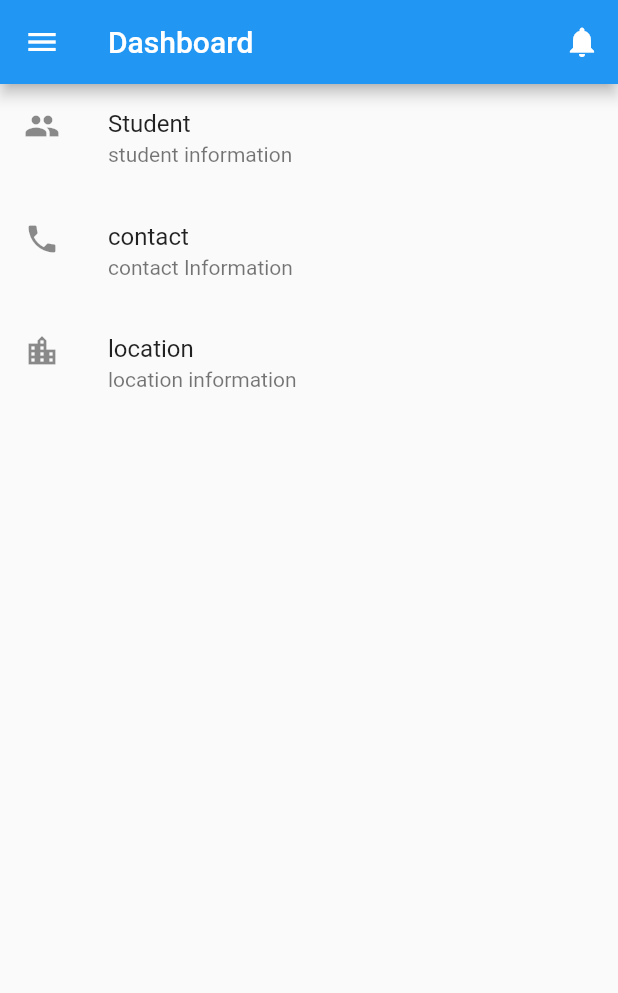
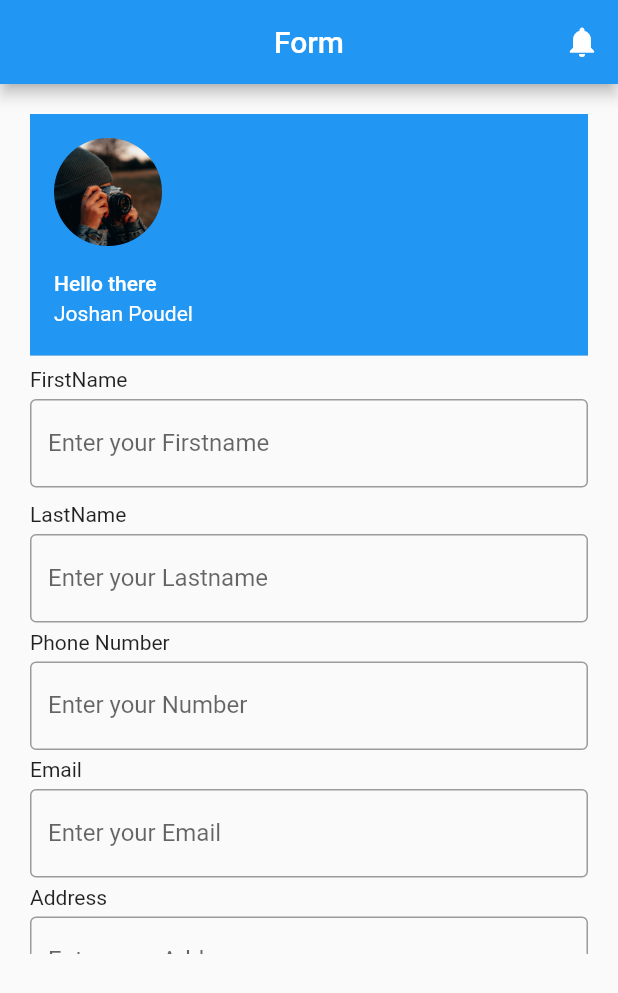
Before and after one commit to joshanpoudel/campus-connect-app, a Flutter app: the screen it shows after launch, on a phone screen of 412 x 824 dp. Shown: the top 993 px of the screen. Run offline on Flutter 3.47's test engine with Material 2 defaults, Android fonts, the phone set to English and light mode, and no system bars; our stand-ins replace hexcolor.

Commit message:
profile creation page added

```diff
--- /dev/null
+++ b/lib/Details.dart
@@ -0,0 +1,193 @@
+import 'package:flutter/material.dart';
+class Details extends StatefulWidget {
+  const Details({Key? key}) : super(key: key);
+
+  @override
+  State<Details> createState() => _DetailsState();
+}
+
+class _DetailsState extends State<Details> {
+  //create the controller
+  TextEditingController nameController = TextEditingController();
+  TextEditingController PhoneNumberController = TextEditingController();
+  TextEditingController AddressController = TextEditingController();
+
+  TextEditingController  DOBController = TextEditingController();
+
+  TextEditingController AcademicsController = TextEditingController();
+  TextEditingController GenderController = TextEditingController();
+  @override
+  Widget build(BuildContext context) {
+    return Scaffold(
+      appBar: AppBar(title: const Text("Form"),
+          actions: [
+            IconButton(icon: Icon(Icons.notifications), onPressed: () {},),
+
+          ],
+          centerTitle:true),
+      body: SingleChildScrollView(
+        child: SizedBox(
+          height: 600.0,
+          child: Container(
+
+            padding: const EdgeInsets.all(20.0),
+            child: ListView(
+              children: [
+
+                UserAccountsDrawerHeader(accountName: Text("Hello there"), accountEmail: Text ("Joshan Poudel"),
+                  currentAccountPicture: CircleAvatar(foregroundImage: AssetImage("images/photo.jpg"),),
+
+                ),
+
+                const Text('FirstName'),
+               const SizedBox(
+                  height: 5
+                ),
+                TextField(
+                  controller: nameController,
+                //onChanged: (val){
+                //  _updateText(val);
+
+            decoration: const InputDecoration(
+              labelText: 'Enter your Firstname',
+             // prefixIcon: Icon(Icons.verified_user_outlined),
+              border: OutlineInputBorder(),
+            ),
+
+            ),
+               // some space between firstname and last name
+                const SizedBox(
+                  height: 10
+                ),
+               const Text('LastName'),
+               const SizedBox(
+                  height: 5
+                ),
+                TextField(
+                  controller: nameController,
+            //onChanged: (val) {
+             // _updateText(val);
+
+                  decoration: const InputDecoration(
+                    labelText: 'Enter your Lastname',
+                   // prefixIcon: Icon(Icons.verified_user_outlined),
+                    border: OutlineInputBorder(),
+
+                ),
+    ),
+                const SizedBox(
+                    height: 5
+                ),
+                const Text('Phone Number'),
+                const SizedBox(
+                    height: 5
+                ),
+                TextField(
+                  controller: nameController,
+                  //onChanged: (val) {
+                  // _updateText(val);
+
+                  decoration: const InputDecoration(
+                    labelText: 'Enter your Number',
+                    // prefixIcon: Icon(Icons.verified_user_outlined),
+                    border: OutlineInputBorder(),
+
+                  ),
+                ),
+          const SizedBox(
+              height: 5
+          ),
+          const Text('Email'),
+          const SizedBox(
+              height: 5
+          ),
+          TextField(
+            controller: nameController,
+            //onChanged: (val) {
+            // _updateText(val);
+
+            decoration: const InputDecoration(
+              labelText: 'Enter your Email',
+              // prefixIcon: Icon(Icons.verified_user_outlined),
+              border: OutlineInputBorder(),
+            ),
+            ),
+                const SizedBox(
+                    height: 5
+                ),
+                const Text('Address'),
+                const SizedBox(
+                    height: 5
+                ),
+                TextField(
+                  controller: nameController,
+                  //onChanged: (val) {
+                  // _updateText(val);
+
+                  decoration: const InputDecoration(
+                    labelText: 'Enter your Address',
+                    // prefixIcon: Icon(Icons.verified_user_outlined),
+                    border: OutlineInputBorder(),
+
+                  ),
+                ),
+                const SizedBox(
+                    height: 5
+                ),
+                const Text('Date Of Birth'),
+                const SizedBox(
+                    height: 5
+                ),
+                TextField(
+                  controller: nameController,
+                  //onChanged: (val) {
+                  // _updateText(val);
+
+                  decoration: const InputDecoration(
+                    labelText: 'Enter your Date of Birth',
+                    // prefixIcon: Icon(Icons.verified_user_outlined),
+                    border: OutlineInputBorder(),
+
+                  ),
+                ),
+                const SizedBox(
+                    height: 10
+                ),
+                const Text('Academics'),
+                const SizedBox(
+                    height: 5
+                ),
+                TextField(
+                  controller: nameController,
+                  //onChanged: (val) {
+                  // _updateText(val);
+
+                  decoration: const InputDecoration(
+                    labelText: 'Enter your Academies',
+                    // prefixIcon: Icon(Icons.verified_user_outlined),
+                    border: OutlineInputBorder(),
+
+                  ),
+                ),
+
+
+                // ElevatedButton(onPressed: null, child: Text('Submit'),),
+                ElevatedButton(
+                  onPressed: () {},
+                  child: const Text(
+                    'Submit',
+                    style: TextStyle(fontSize: 20.0)),
+                  ),
+
+
+                 // Text("product Name is $_productName")
+              ],
+            ),
+          ),
+        ),
+      ),
+
+
+    );
+  }
+}
--- a/lib/main.dart
+++ b/lib/main.dart
@@ -1,6 +1,8 @@
 import 'package:flutter/material.dart';
 import 'Home.dart';
 import 'Information.dart';
+import 'Details.dart';
+
 void main() => runApp(MyApp());
 class MyApp extends StatelessWidget {
   const MyApp({Key? key}) : super(key: key);
@@ -11,7 +13,8 @@ class MyApp extends StatelessWidget {
       title: 'My Flutter App',
       themeMode: ThemeMode.system,
       debugShowCheckedModeBanner: false,
-      home: Information()
+      home: Details()
+
     );
   }
   }
```
Also changed, not shown: lib/menu.dart (deleted).
